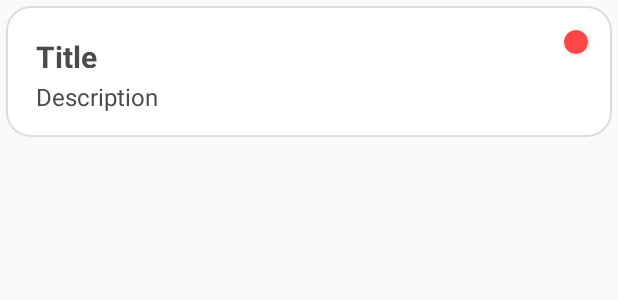
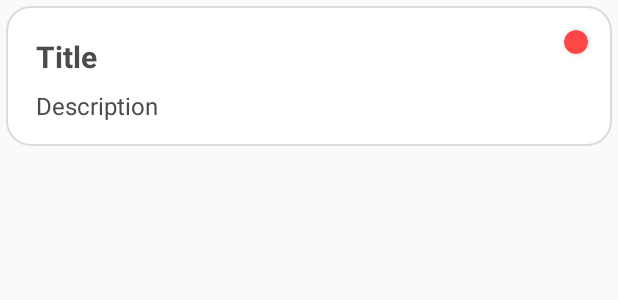
Before and after one commit to diegoamribeiro/ToDo_App_Room_MVVM, an Android app: the layout row_layout.xml on its own in the app's theme, with its tools: preview values and no code run, on a phone screen of 412 x 824 dp. Shown: the top 300 px of the screen. Run offline under Robolectric (Android 15) with nearby library versions, the phone set to English and light mode, and no system bars.

Commit message:
Bug Fixed

```diff
--- a/app/src/main/java/com/diegoribeiro/todoapp/data/viewmodel/SharedViewModel.kt
+++ b/app/src/main/java/com/diegoribeiro/todoapp/data/viewmodel/SharedViewModel.kt
@@ -51,8 +51,6 @@ class SharedViewModel(application: Application) : AndroidViewModel(application){
     }
 
     fun verifyDataFromUser(title: String, description: String): Boolean{
-        return if (TextUtils.isEmpty(title) || TextUtils.isEmpty(description)){
-            false
-        }else!(title.isEmpty() || description.isEmpty())
+        return !(title.isEmpty() || description.isEmpty())
     }
 }
--- a/app/src/main/java/com/diegoribeiro/todoapp/fragments/add/AddFragment.kt
+++ b/app/src/main/java/com/diegoribeiro/todoapp/fragments/add/AddFragment.kt
@@ -39,7 +39,6 @@ class AddFragment : Fragment() {
     override fun onOptionsItemSelected(item: MenuItem): Boolean {
         if (item.itemId == R.id.menu_add){
             insertDataToDatabase()
-            findNavController().navigate(R.id.action_addFragment_to_listFragment)
         }
         return super.onOptionsItemSelected(item)
     }
@@ -54,6 +53,7 @@ class AddFragment : Fragment() {
             val newData = ToDoData(0, mTitle, mSharedViewModel
                     .parseStringToPriority(mPriority), mDescription)
             mToDoViewModel.insert(newData)
+            findNavController().navigate(R.id.action_addFragment_to_listFragment)
             Toast.makeText(requireContext(), "Saved Successfully", Toast.LENGTH_SHORT).show()
         }else{
             Toast.makeText(requireContext(), "Please fill all fields", Toast.LENGTH_SHORT).show()
--- a/app/src/main/res/layout/row_layout.xml
+++ b/app/src/main/res/layout/row_layout.xml
@@ -19,8 +19,8 @@
 
         <TextView
             android:id="@+id/title_txt"
-            android:layout_width="320dp"
-            android:layout_height="21dp"
+            android:layout_width="0dp"
+            android:layout_height="wrap_content"
             android:layout_margin="20dp"
             android:layout_marginStart="20dp"
             android:layout_marginTop="16dp"
@@ -28,8 +28,7 @@
             android:textColor="@color/darkGray"
             android:textSize="20sp"
             android:textStyle="bold"
-            app:layout_constraintEnd_toEndOf="parent"
-            app:layout_constraintHorizontal_bias="0.0"
+            app:layout_constraintEnd_toStartOf="@+id/priority_indicator"
             app:layout_constraintStart_toStartOf="parent"
             app:layout_constraintTop_toTopOf="parent" />
 
```
Also changed, not shown: app/src/main/AndroidManifest.xml (+5 -3 lines), app/src/main/java/com/diegoribeiro/todoapp/fragments/list/ListFragment.kt (+12 -9 lines), app/src/main/java/com/diegoribeiro/todoapp/utils/Utils.kt (added, +15 -0 lines).
